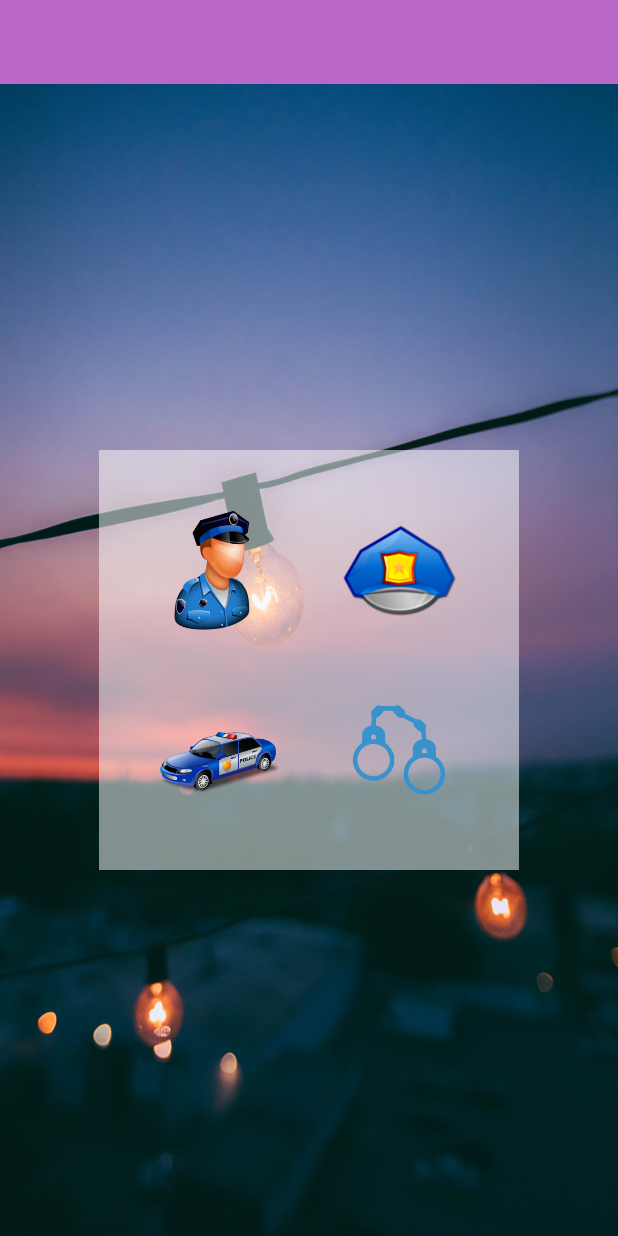
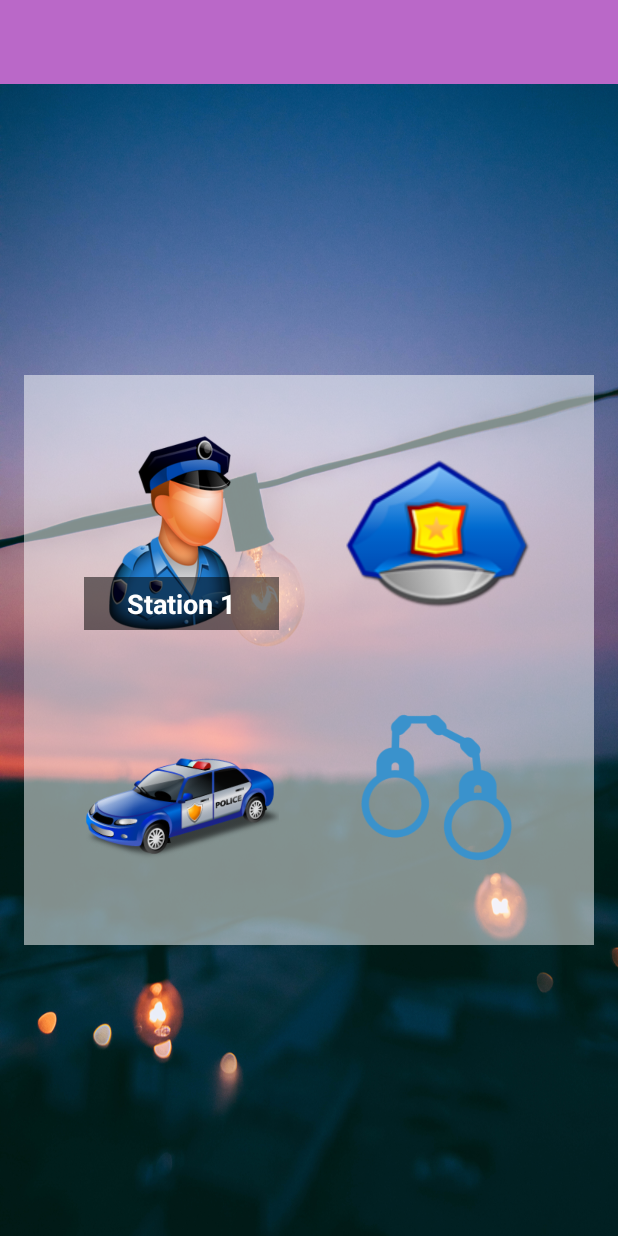
Before and after one commit to NamwanWg/EmerCall1, an Android app: the screen it shows after launch (MainActivity), on a phone screen of 412 x 824 dp. Run offline under Robolectric (Android 15) with nearby library versions, the phone set to English and light mode, and no system bars.

Commit message:
Finish 20feb

```diff
--- a/app/src/main/res/layout/fragment_police.xml
+++ b/app/src/main/res/layout/fragment_police.xml
@@ -31,6 +31,19 @@
                     android:layout_alignParentRight="true"
                     android:layout_alignParentTop="true"
                     android:src="@drawable/station1" />
+
+                <!--Title-->
+                <TextView
+                    android:layout_alignParentBottom="true"
+                    android:padding="5dp"
+                    android:gravity="center_horizontal"
+                    android:textColor="#ffffff"
+                    android:background="#82000000"
+                    android:textStyle="bold"
+                    android:textSize="18sp"
+                    android:text="Station 1"
+                    android:layout_width="match_parent"
+                    android:layout_height="wrap_content" />
 
             </RelativeLayout>
 
--- a/app/src/main/res/values/dimens.xml
+++ b/app/src/main/res/values/dimens.xml
@@ -1,5 +1,5 @@
 <?xml version="1.0" encoding="utf-8"?>
 <resources>
-    <dimen name="icon">80dp</dimen>
+    <dimen name="icon">130dp</dimen>
     <dimen name="margin">20dp</dimen>
 </resources>
```
